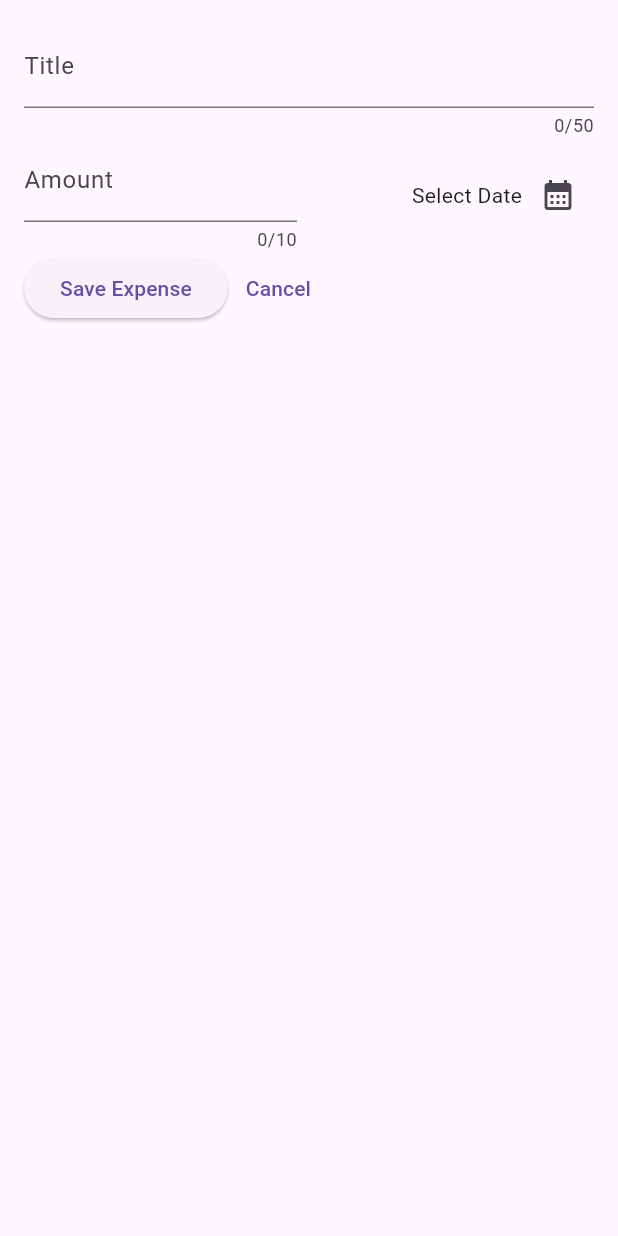
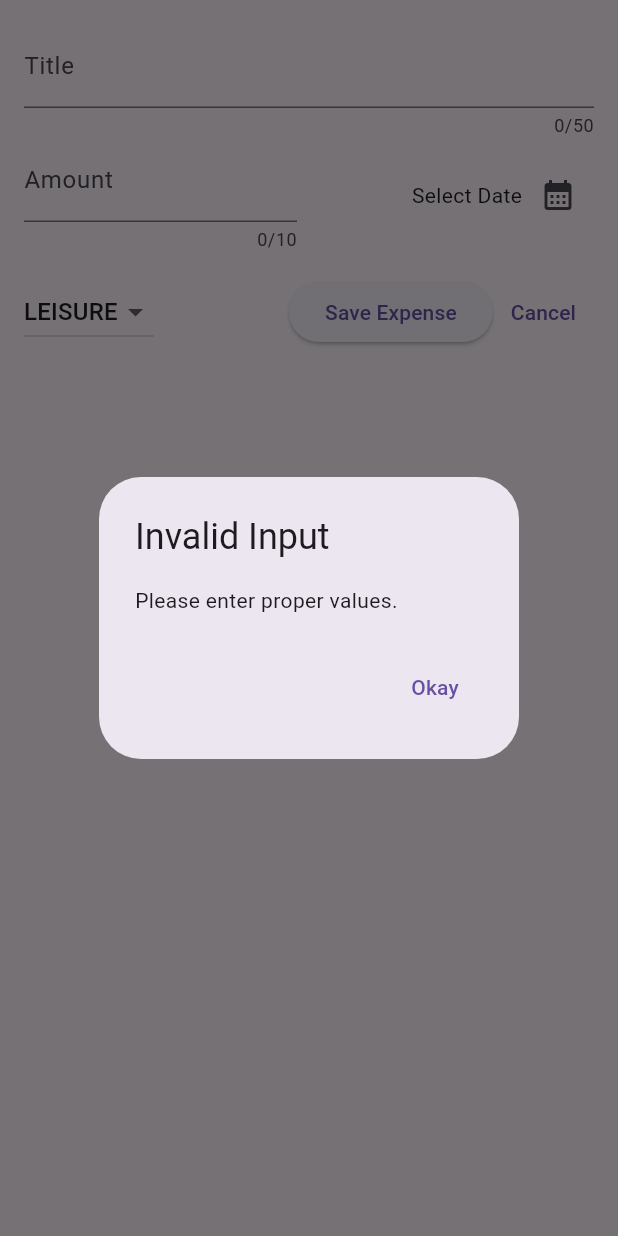
Before and after one commit to HarshaKy/expense_tracker, a Flutter app: the NewExpense widget shown alone on an empty page, opened directly, after a tap on "Save Expense", on a phone screen of 412 x 824 dp. Run offline on Flutter 3.47's test engine with Material 3 defaults, Android fonts, the phone set to English and light mode, and no system bars.

```diff
--- a/lib/widgets/new_expense.dart
+++ b/lib/widgets/new_expense.dart
@@ -12,6 +12,7 @@ class _NewExpenseState extends State<NewExpense> {
   final _titleController = TextEditingController();
   final _amountController = TextEditingController();
   DateTime? _date;
+  Category _category = Category.leisure;
 
   void _datePicker() async {
     final selectedDate = await showDatePicker(
@@ -23,6 +24,31 @@ class _NewExpenseState extends State<NewExpense> {
     setState(() {
       _date = selectedDate;
     });
+  }
+
+  void _addExpense() {
+    final amount = double.tryParse(_amountController.text);
+    final isAmountValid = amount != null && amount > 0;
+    if (_titleController.text.trim().isEmpty ||
+        !isAmountValid ||
+        _date == null) {
+      showDialog(
+        context: context,
+        builder: (ctx) => AlertDialog(
+          title: const Text('Invalid Input'),
+          content: const Text('Please enter proper values.'),
+          actions: [
+            TextButton(
+              onPressed: () {
+                Navigator.pop(ctx);
+              },
+              child: const Text('Okay'),
+            ),
+          ],
+        ),
+      );
+      return;
+    }
   }
 
   @override
@@ -79,13 +105,33 @@ class _NewExpenseState extends State<NewExpense> {
               ),
             ],
           ),
+          const SizedBox(height: 16),
           Row(
             children: [
+              DropdownButton(
+                value: _category,
+                items: Category.values
+                    .map(
+                      (category) => DropdownMenuItem(
+                        value: category,
+                        child: Text(
+                          category.name.toUpperCase(),
+                        ),
+                      ),
+                    )
+                    .toList(),
+                onChanged: (value) {
+                  if (value == null) {
+                    return;
+                  }
+                  setState(() {
+                    _category = value;
+                  });
+                },
+              ),
+              const Spacer(),
               ElevatedButton(
-                onPressed: () {
-                  print(_titleController.text);
-                  print(_amountController.text);
-                },
+                onPressed: _addExpense,
                 child: const Text('Save Expense'),
               ),
               TextButton(
```
